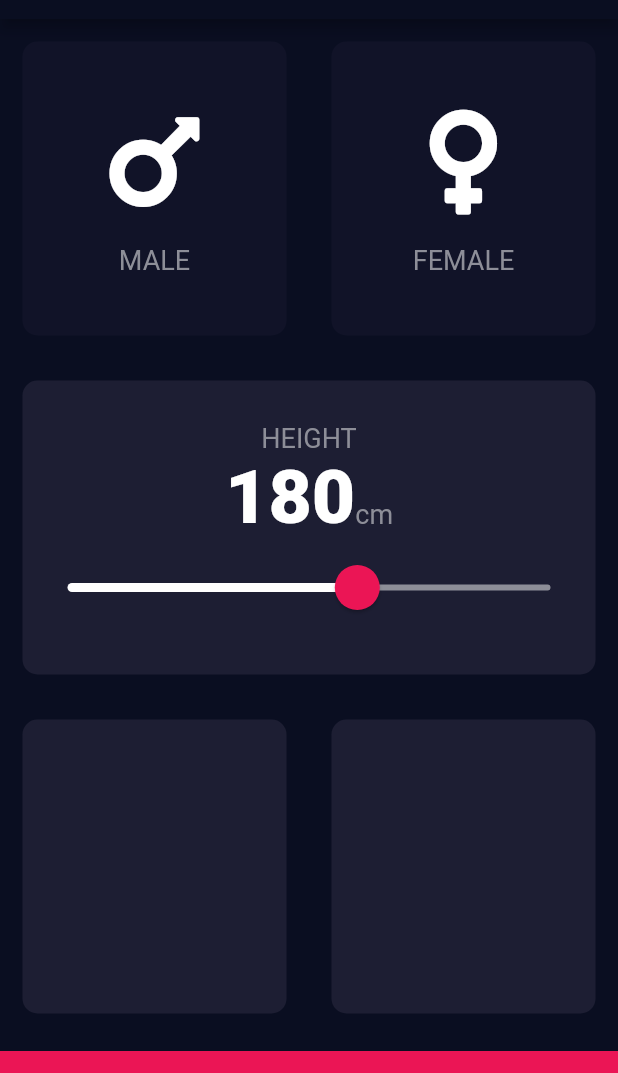
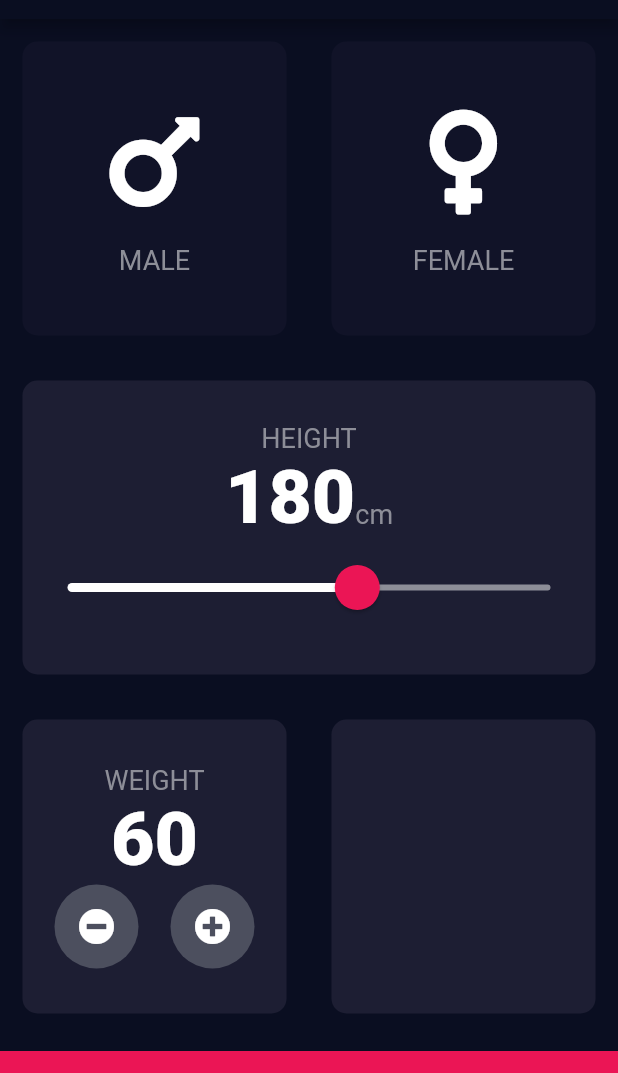
Before and after one commit to patelprashant/flutter_bmi_calculator, a Flutter app: the screen it shows after launch, on a phone screen of 412 x 824 dp, the part 65-1138 px from its top. Run offline on Flutter 3.47's test engine with Material 2 defaults, Android fonts, the phone set to English and light mode, and no system bars; our stand-ins replace font_awesome_flutter.

Commit message:
Added custom widget of round button for height card

```diff
--- a/lib/constants.dart
+++ b/lib/constants.dart
@@ -2,6 +2,7 @@ import 'package:flutter/material.dart';
 
 const kMinSliderVal = 120.0;
 const kMaxSliderVal = 220.0;
+const kMaxSliderInactiveColor = Color(0xFF8D8E98);
 const kBottomContainerHeight = 80.0;
 const kActiveCardColor = Color(0xFF1D1E33);
 const kInactiveCardColor = Color(0xFF111328);
--- /dev/null
+++ b/lib/round_action_button.dart
@@ -0,0 +1,26 @@
+import 'package:flutter/material.dart';
+
+class RoundIconButton extends StatelessWidget {
+  final IconData iconData;
+  final Function action;
+
+  const RoundIconButton({@required this.iconData, @required this.action});
+
+  @override
+  Widget build(BuildContext context) {
+    return RawMaterialButton(
+      onPressed: action,
+      shape: CircleBorder(),
+      fillColor: Color(0xFF4C4F5E),
+      constraints: BoxConstraints.tightFor(
+        width: 56.0,
+        height: 56.0,
+      ),
+      elevation: 0,
+      child: Icon(
+        iconData,
+        color: Colors.white,
+      ),
+    );
+  }
+}
--- a/lib/user_input_page.dart
+++ b/lib/user_input_page.dart
@@ -1,5 +1,6 @@
 import 'package:flutter/material.dart';
 import 'package:flutter_bmi_calculator/reusable_card.dart';
+import 'package:flutter_bmi_calculator/round_action_button.dart';
 import 'package:font_awesome_flutter/font_awesome_flutter.dart';
 
 import 'card_icon_content.dart';
@@ -23,6 +24,7 @@ class _UserInputPageState extends State<UserInputPage> {
   Color femaleCardColor = kInactiveCardColor;
   Gender selectedGender;
   int height = 180;
+  int weight = 60;
 
   @override
   Widget build(BuildContext context) {
@@ -97,7 +99,7 @@ class _UserInputPageState extends State<UserInputPage> {
                     value: height.toDouble(),
                     min: kMinSliderVal,
                     max: kMaxSliderVal,
-                    inactiveColor: Color(0xFF8D8E98),
+                    inactiveColor: kMaxSliderInactiveColor,
                     onChanged: (double newVal) {
                       setState(() {
                         height = newVal.round();
@@ -113,13 +115,50 @@ class _UserInputPageState extends State<UserInputPage> {
             child: Row(
               children: <Widget>[
                 Expanded(
-                child: ReusableCard(bgColor: kActiveCardColor),
+                  child: ReusableCard(
+                    bgColor: kActiveCardColor,
+                    cardChild: Column(
+                      mainAxisAlignment: MainAxisAlignment.center,
+                      children: <Widget>[
+                        Text(
+                          'WEIGHT',
+                          style: kLabelTextStyle,
+                        ),
+                        Text(
+                          weight.toString(),
+                          style: kDigitStyle,
+                        ),
+                        Row(
+                          mainAxisAlignment: MainAxisAlignment.spaceEvenly,
+                          children: <Widget>[
+                            RoundIconButton(
+                              action: () {
+                                setState(() {
+                                  weight--;
+                                });
+                              },
+                              iconData: FontAwesomeIcons.minusCircle,
+                            ),
+                            RoundIconButton(
+                              action: () {
+                                setState(() {
+                                  weight++;
+                                });
+                              },
+                              iconData: FontAwesomeIcons.plusCircle,
+                            ),
+                          ],
+                        ),
+                      ],
+                    ),
+                  ),
                 ),
                 Expanded(
                   child: ReusableCard(bgColor: kActiveCardColor),
                 ),
               ],
-          )),
+            ),
+          ),
           Container(
             color: kBottomContainerColor,
             margin: EdgeInsets.only(top: 10.0),
```
Lines whose indentation alone changed are shown as unchanged.
